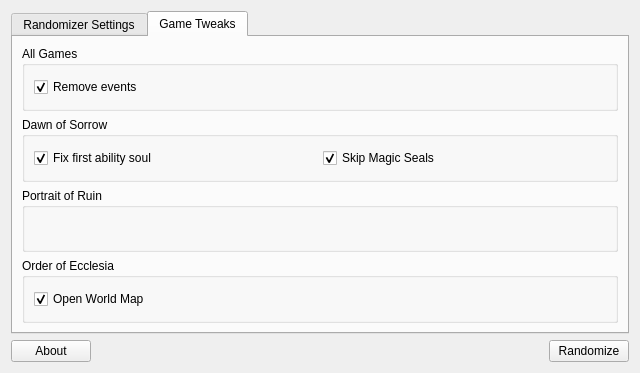
First picture: the form in dsvrandom/randomizer.ui, repository LagoLunatic/DSVEdit, before the edit.
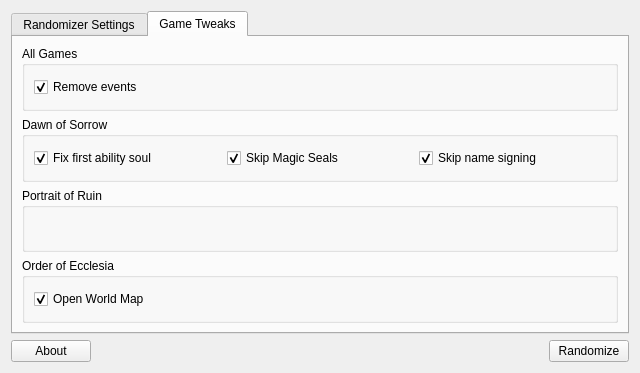
Second picture: the form after the edit. The open tabs and pages were chosen to show the change. Icons and pictures are not drawn.

Commit message: Randomizer: Add option to skip name signing in DoS

What changed in the file:
```diff
--- a/dsvrandom/randomizer.ui
+++ b/dsvrandom/randomizer.ui
@@ -234,6 +234,16 @@
             </property>
            </widget>
           </item>
+          <item>
+           <widget class="QCheckBox" name="skip_name_signing">
+            <property name="text">
+             <string>Skip name signing</string>
+            </property>
+            <property name="checked">
+             <bool>true</bool>
+            </property>
+           </widget>
+          </item>
          </layout>
         </widget>
        </item>
```
The commit also changes 2 other files.
